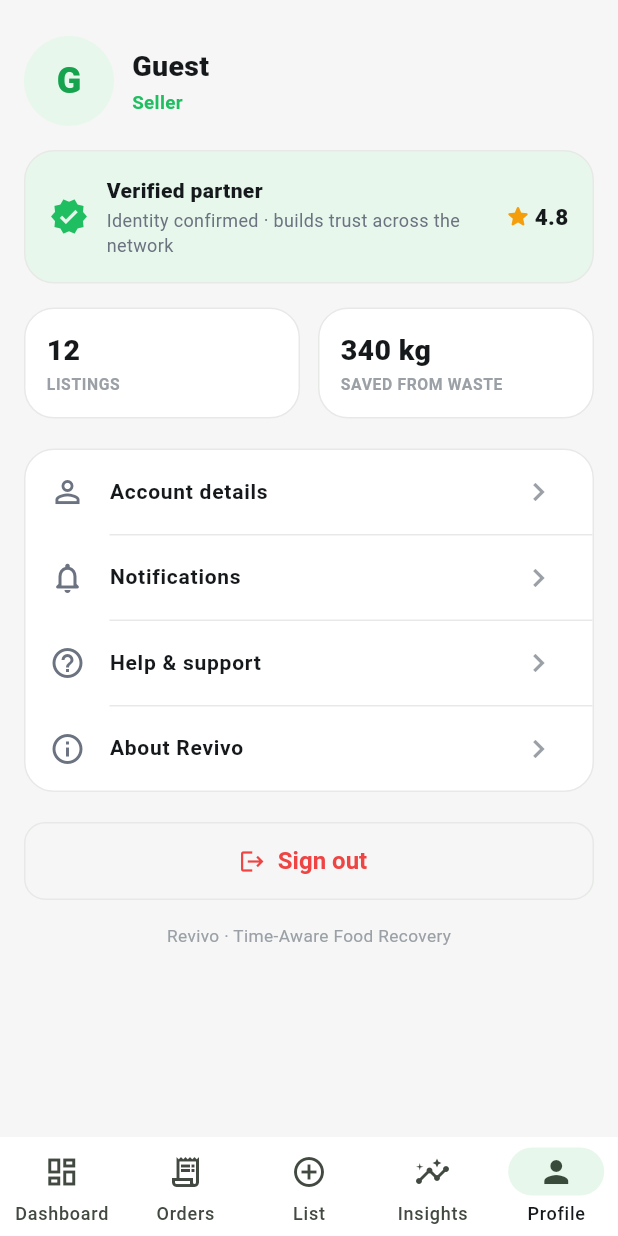
After one commit to smriti51818/Revivo, a Flutter app: the ProfileScreen screen opened by its route, on a phone screen of 412 x 824 dp. The commit adds this screen. Run offline on Flutter 3.47's test engine with Material 3 defaults, Android fonts, the phone set to English and light mode, and no system bars; our stand-ins replace flutter_riverpod, go_router, image_picker.

Commit message:
feat(profile): shared role-aware profile screen + sign-out (M11)
- Identity block (avatar initial, name, role label, email)
- Trust card (verified partner/volunteer, rating), role-specific stat tiles
- Settings menu list + sign-out that clears session and returns to role select
- Wired into all four profile tabs (seller/buyer/cook/volunteer)

```diff
--- a/app/lib/core/router/app_router.dart
+++ b/app/lib/core/router/app_router.dart
@@ -17,6 +17,7 @@ import '../../features/impact/impact_screen.dart';
 import '../../features/seller/add_listing_screen.dart';
 import '../../features/seller/seller_dashboard_screen.dart';
 import '../../features/shared/placeholder_screen.dart';
+import '../../features/shared/profile_screen.dart';
 import '../../features/volunteer/volunteer_tasks_screen.dart';
 import '../models/user_role.dart';
 import '../widgets/scaffold_with_nav_bar.dart';
@@ -89,10 +90,7 @@ final routerProvider = Provider<GoRouter>((ref) {
               title: 'Vendor insights',
               icon: Icons.insights_outlined,
               message: 'Demand prediction and impact insights (M11).')),
-          _branch('/seller/profile', const PlaceholderScreen(
-              title: 'Profile',
-              icon: Icons.person_outline,
-              message: 'Account, trust badge, and settings.')),
+          _branch('/seller/profile', const ProfileScreen()),
         ],
       ),
 
@@ -123,10 +121,7 @@ final routerProvider = Provider<GoRouter>((ref) {
           _branch('/buyer/home', const BuyerMarketScreen()),
           _branch('/buyer/orders', const BuyerOrdersScreen()),
           _branch('/buyer/impact', const ImpactScreen()),
-          _branch('/buyer/profile', const PlaceholderScreen(
-              title: 'Profile',
-              icon: Icons.person_outline,
-              message: 'Account and settings.')),
+          _branch('/buyer/profile', const ProfileScreen()),
         ],
       ),
 
@@ -152,10 +147,7 @@ final routerProvider = Provider<GoRouter>((ref) {
         branches: [
           _branch('/cook/inbox', const CookInboxScreen()),
           _branch('/cook/impact', const ImpactScreen()),
-          _branch('/cook/profile', const PlaceholderScreen(
-              title: 'Profile',
-              icon: Icons.person_outline,
-              message: 'Kitchen capacity, hours, and preferences.')),
+          _branch('/cook/profile', const ProfileScreen()),
         ],
       ),
 
@@ -176,10 +168,7 @@ final routerProvider = Provider<GoRouter>((ref) {
         ),
         branches: [
           _branch('/volunteer/tasks', const VolunteerTasksScreen()),
-          _branch('/volunteer/profile', const PlaceholderScreen(
-              title: 'Profile',
-              icon: Icons.person_outline,
-              message: 'NSS unit and documented service hours.')),
+          _branch('/volunteer/profile', const ProfileScreen()),
         ],
       ),
     ],
--- /dev/null
+++ b/app/lib/features/shared/profile_screen.dart
@@ -0,0 +1,225 @@
+import 'package:flutter/material.dart';
+import 'package:flutter_riverpod/flutter_riverpod.dart';
+import 'package:go_router/go_router.dart';
+
+import '../../core/models/user_role.dart';
+import '../../core/session/session_controller.dart';
+import '../../core/theme/app_colors.dart';
+import '../../core/theme/app_spacing.dart';
+import '../../core/widgets/app_card.dart';
+
+class ProfileScreen extends ConsumerWidget {
+  const ProfileScreen({super.key});
+
+  @override
+  Widget build(BuildContext context, WidgetRef ref) {
+    final session = ref.watch(sessionProvider);
+    final role = session?.role ?? UserRole.vendor;
+    final name = session?.name ?? 'Guest';
+    final email = session?.email ?? '';
+
+    return Scaffold(
+      body: SafeArea(
+        child: ListView(
+          padding: const EdgeInsets.all(AppSpacing.screen),
+          children: [
+            const SizedBox(height: AppSpacing.sm),
+            _identity(name, email, role),
+            const SizedBox(height: AppSpacing.lg),
+            _trustCard(role),
+            const SizedBox(height: AppSpacing.lg),
+            Row(
+              children: [
+                for (final stat in _statsFor(role)) ...[
+                  Expanded(child: _statTile(stat.$1, stat.$2)),
+                  if (stat != _statsFor(role).last)
+                    const SizedBox(width: AppSpacing.md),
+                ],
+              ],
+            ),
+            const SizedBox(height: AppSpacing.xl),
+            _menu(),
+            const SizedBox(height: AppSpacing.xl),
+            OutlinedButton.icon(
+              onPressed: () {
+                ref.read(sessionProvider.notifier).signOut();
+                context.go('/role');
+              },
+              icon: const Icon(Icons.logout, size: 18, color: AppColors.danger),
+              label: const Text('Sign out',
+                  style: TextStyle(color: AppColors.danger)),
+              style: OutlinedButton.styleFrom(
+                minimumSize: const Size.fromHeight(52),
+                side: const BorderSide(color: AppColors.border),
+              ),
+            ),
+            const SizedBox(height: AppSpacing.lg),
+            const Center(
+              child: Text(
+                'Revivo · Time-Aware Food Recovery',
+                style: TextStyle(fontSize: 11.5, color: AppColors.textMuted),
+              ),
+            ),
+          ],
+        ),
+      ),
+    );
+  }
+
+  Widget _identity(String name, String email, UserRole role) {
+    return Row(
+      children: [
+        Container(
+          width: 60,
+          height: 60,
+          decoration: const BoxDecoration(
+            color: AppColors.primarySurface,
+            shape: BoxShape.circle,
+          ),
+          child: Center(
+            child: Text(
+              name.isNotEmpty ? name[0].toUpperCase() : '?',
+              style: const TextStyle(
+                fontSize: 24,
+                fontWeight: FontWeight.w800,
+                color: AppColors.primaryDark,
+              ),
+            ),
+          ),
+        ),
+        const SizedBox(width: AppSpacing.md),
+        Expanded(
+          child: Column(
+            crossAxisAlignment: CrossAxisAlignment.start,
+            children: [
+              Text(
+                name,
+                style:
+                    const TextStyle(fontSize: 19, fontWeight: FontWeight.w800),
+              ),
+              const SizedBox(height: 2),
+              Text(
+                role.label,
+                style: const TextStyle(
+                  fontSize: 12.5,
+                  fontWeight: FontWeight.w600,
+                  color: AppColors.primary,
+                ),
+              ),
+              if (email.isNotEmpty)
+                Text(
+                  email,
+                  style: const TextStyle(
+                      fontSize: 12, color: AppColors.textMuted),
+                ),
+            ],
+          ),
+        ),
+      ],
+    );
+  }
+
+  Widget _trustCard(UserRole role) {
+    final verified = role == UserRole.volunteer
+        ? 'Verified volunteer'
+        : 'Verified partner';
+    return AppCard(
+      color: AppColors.primarySurface,
+      child: Row(
+        children: [
+          const Icon(Icons.verified, color: AppColors.primary, size: 26),
+          const SizedBox(width: AppSpacing.md),
+          Expanded(
+            child: Column(
+              crossAxisAlignment: CrossAxisAlignment.start,
+              children: [
+                Text(
+                  verified,
+                  style: const TextStyle(
+                      fontSize: 14, fontWeight: FontWeight.w800),
+                ),
+                const SizedBox(height: 1),
+                const Text(
+                  'Identity confirmed · builds trust across the network',
+                  style: TextStyle(
+                      fontSize: 12, color: AppColors.textSecondary),
+                ),
+              ],
+            ),
+          ),
+          if (role != UserRole.volunteer)
+            const Row(
+              children: [
+                Icon(Icons.star_rounded, size: 18, color: AppColors.warning),
+                SizedBox(width: 2),
+                Text('4.8',
+                    style: TextStyle(
+                        fontSize: 15, fontWeight: FontWeight.w800)),
+              ],
+            ),
+        ],
+      ),
+    );
+  }
+
+  List<(String, String)> _statsFor(UserRole role) => switch (role) {
+        UserRole.vendor => [('Listings', '12'), ('Saved from waste', '340 kg')],
+        UserRole.buyer => [('Orders', '28'), ('You saved', '₹6,200')],
+        UserRole.cook => [('Meals served', '~1,200'), ('Rescues', '48')],
+        UserRole.volunteer => [('Pickups', '36'), ('Service hours', '54 h')],
+      };
+
+  Widget _statTile(String label, String value) {
+    return AppCard(
+      padding: const EdgeInsets.all(14),
+      child: Column(
+        crossAxisAlignment: CrossAxisAlignment.start,
+        children: [
+          Text(
+            value,
+            style: const TextStyle(fontSize: 19, fontWeight: FontWeight.w800),
+          ),
+          const SizedBox(height: 2),
+          Text(
+            label.toUpperCase(),
+            style: const TextStyle(
+              fontSize: 10.5,
+              letterSpacing: 0.4,
+              fontWeight: FontWeight.w600,
+              color: AppColors.textMuted,
+            ),
+          ),
+        ],
+      ),
+    );
+  }
+
+  Widget _menu() {
+    const items = [
+      (Icons.person_outline, 'Account details'),
+      (Icons.notifications_none_rounded, 'Notifications'),
+      (Icons.help_outline, 'Help & support'),
+      (Icons.info_outline, 'About Revivo'),
+    ];
+    return AppCard(
+      padding: EdgeInsets.zero,
+      child: Column(
+        children: [
+          for (var i = 0; i < items.length; i++) ...[
+            ListTile(
+              leading: Icon(items[i].$1, color: AppColors.textSecondary),
+              title: Text(items[i].$2,
+                  style: const TextStyle(
+                      fontSize: 14, fontWeight: FontWeight.w600)),
+              trailing: const Icon(Icons.chevron_right,
+                  color: AppColors.textMuted),
+              onTap: () {},
+            ),
+            if (i != items.length - 1)
+              const Divider(height: 1, indent: 56),
+          ],
+        ],
+      ),
+    );
+  }
+}
```
